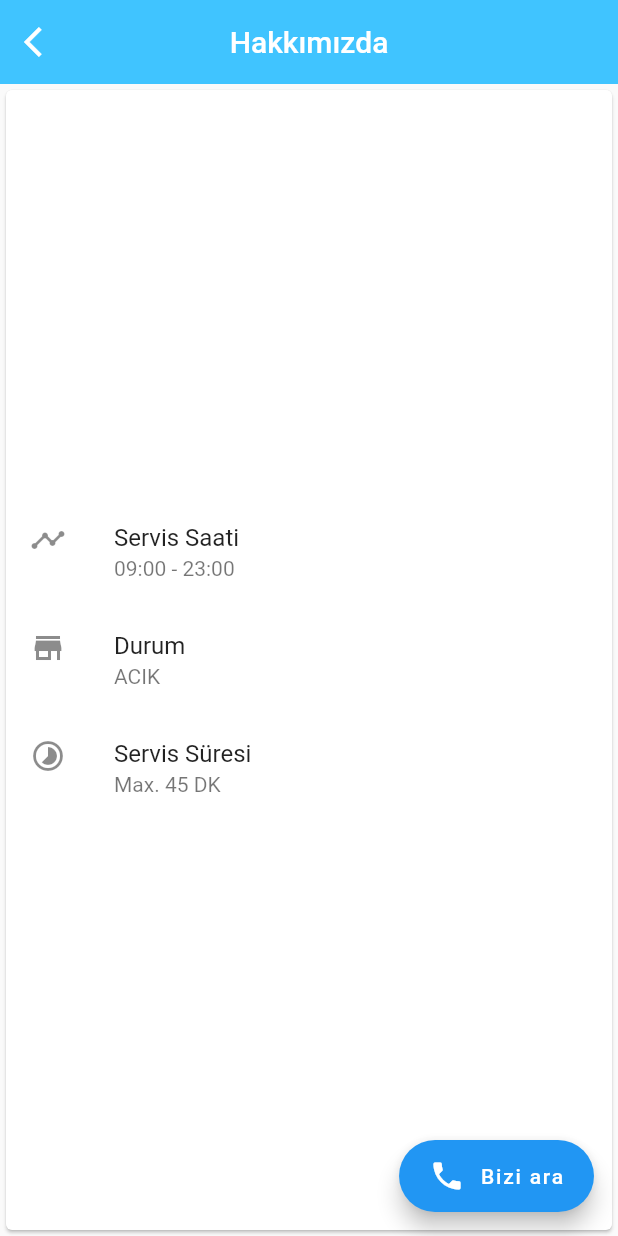
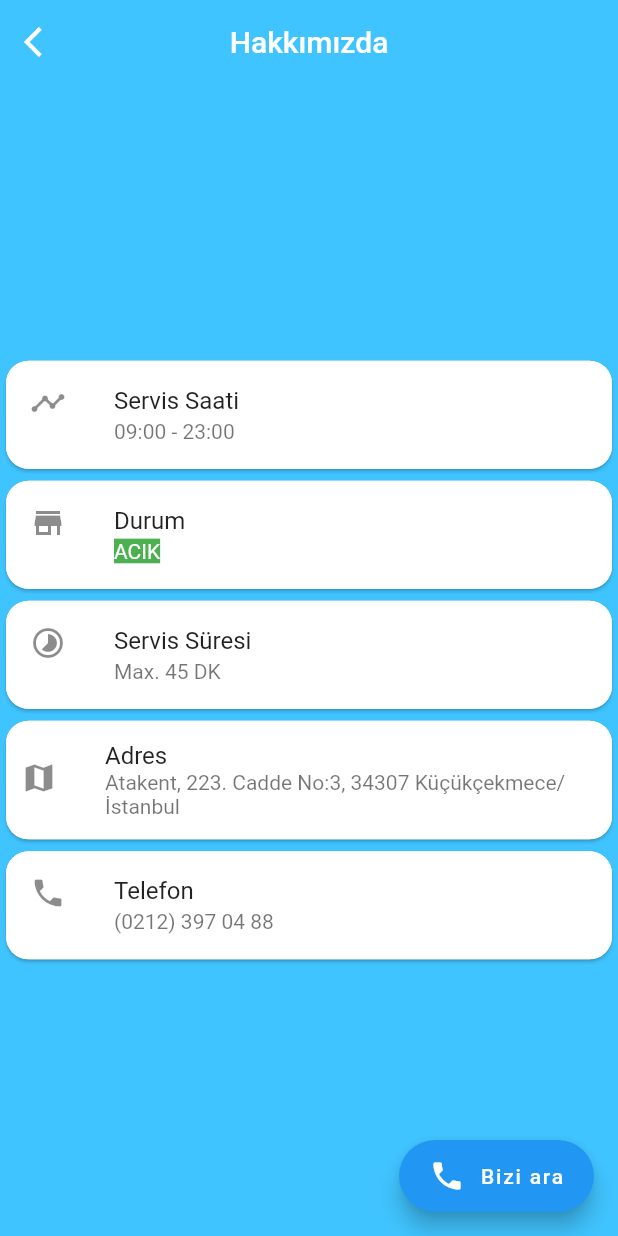
Before and after one commit to kubilaycakmak/doci_mutfak4, a Flutter app: the Info screen opened by its route, on a phone screen of 412 x 824 dp. Run offline on Flutter 3.47's test engine with Material 2 defaults, Android fonts, the phone set to English and light mode, and no system bars; our stand-ins replace bottom_navy_bar, connectivity, google_maps_flutter, rflutter_alert, shared_preferences, smooth_star_rating; missing offline and left inert: animated_splash; accounts and stored records are empty; network calls fail.

Commit message:
all done

```diff
--- a/lib/Screens/Home/info.dart
+++ b/lib/Screens/Home/info.dart
@@ -1,8 +1,13 @@
 import 'dart:async';
+import 'dart:ui';
+import 'package:flutter/cupertino.dart';
 import 'package:flutter/material.dart';
+import 'package:flutter/widgets.dart';
 import 'package:google_maps_flutter/google_maps_flutter.dart';
 import 'package:http/http.dart' as http;
 import 'dart:convert';
+import 'package:url_launcher/url_launcher.dart' as UrlLauncher;
+import 'package:url_launcher/url_launcher.dart';
 class Info extends StatefulWidget {
   Info({Key key}) : super(key: key);
 
@@ -11,7 +16,9 @@ class Info extends StatefulWidget {
 }
 
 class _InfoState extends State<Info> {
-
+  int number = 02123970488;
+  void call(String number) => launch("tel:$number");
+  void map(String url) => UrlLauncher.launch('url:$url');
   String googleMapsApiKey = 'AIzaSyDPmrcF0KrfLKnTd-zDjj4IqNF3_sYGap8';
   Completer<GoogleMapController> _controller = Completer();
   final String isOpen = 'http://68.183.222.16:8080/api/time/isopen';
@@ -43,8 +50,14 @@ class _InfoState extends State<Info> {
           print('aq');
         },
       child : Scaffold(
-        floatingActionButton: FloatingActionButton.extended(
-          onPressed: null,
+        floatingActionButton: Column(
+          mainAxisAlignment: MainAxisAlignment.end,
+          crossAxisAlignment: CrossAxisAlignment.end,
+          mainAxisSize: MainAxisSize.min,
+          textDirection: TextDirection.ltr,
+          children: <Widget>[
+            FloatingActionButton.extended(
+              onPressed: ()=> call('02123970488'),
               label: Container(
                 child: Row(
                   children: <Widget>[
@@ -54,6 +67,8 @@ class _InfoState extends State<Info> {
                   ],
                 ),
               ),
+            ),
+          ],
         ),
       appBar: AppBar(
         leading: IconButton(
@@ -66,7 +81,7 @@ class _InfoState extends State<Info> {
         centerTitle: true,
       ),
       body: Container(
-        child: Card(
+        color: Colors.lightBlueAccent,
           child: Column(
             crossAxisAlignment: CrossAxisAlignment.center,
             verticalDirection: VerticalDirection.down,
@@ -79,23 +94,78 @@ class _InfoState extends State<Info> {
 //                  _controller.complete(controller);
 //                }, initialCameraPosition: null,
 //              ),
-              ListTile(
+              Card(
+                shape: RoundedRectangleBorder(
+                  borderRadius: BorderRadius.circular(15.0),
+                  side: BorderSide(
+                    color: Colors.white,
+                    width: 2.0,
+                  ),
+                ),
+                child: ListTile(
                   leading: Icon(Icons.timeline),
                   title: Text('Servis Saati'),
                   subtitle: Text('09:00 - 23:00'),
                 ),
-              ListTile(
+              ),
+              Card(
+                shape: RoundedRectangleBorder(
+                  borderRadius: BorderRadius.circular(15.0),
+                  side: BorderSide(
+                    color: Colors.white,
+                    width: 2.0,
+                  ),
+                ),
+                child: ListTile(
                   leading: Icon(Icons.store),
                   title: Text('Durum'),
-                subtitle: isOpened == false ? Text('KAPALI') : Text('ACIK'),
+                  subtitle: isOpened == false ? Text('KAPALI', style: TextStyle(backgroundColor: Colors.red, color: Colors.white),) : Text('ACIK', style: TextStyle(backgroundColor: Colors.green, color: Colors.white),),
                 ),
-              ListTile(
+              ),
+              Card(
+                shape: RoundedRectangleBorder(
+                  borderRadius: BorderRadius.circular(15.0),
+                  side: BorderSide(
+                    color: Colors.white,
+                    width: 2.0,
+                  ),
+                ),
+                child: ListTile(
                   leading: Icon(Icons.timelapse),
                   title: Text('Servis Süresi'),
                   subtitle: Text('Max. 45 DK'),
                 ),
+              ),
+              Card(
+                shape: RoundedRectangleBorder(
+                  borderRadius: BorderRadius.circular(15.0),
+                  side: BorderSide(
+                    color: Colors.white,
+                    width: 2.0,
+                  ),
+                ),
+                child: ListTile(
+                  contentPadding: EdgeInsets.all(10),
+                  leading: Icon(Icons.map),
+                  title: Text('Adres'),
+                  subtitle: SelectableText('Atakent, 223. Cadde No:3, 34307 Küçükçekmece/İstanbul'),
+                ),
+              ),
+              Card(
+                shape: RoundedRectangleBorder(
+                  borderRadius: BorderRadius.circular(15.0),
+                  side: BorderSide(
+                    color: Colors.white,
+                    width: 2.0,
+                  ),
+                ),
+                child: ListTile(
+                  leading: Icon(Icons.phone),
+                  title: Text('Telefon'),
+                  subtitle: SelectableText('(0212) 397 04 88'),
+                ),
+              )
             ],
-            ),
             ),
           ),
       ),
--- a/lib/Screens/Home/last_orders.dart
+++ b/lib/Screens/Home/last_orders.dart
@@ -50,7 +50,6 @@ class _LastOrdersState extends State<LastOrders> {
         });
     if(response.statusCode == 200){
       if(response.body != null){
-        print('basarili');
         final item = json.decode(response.body);
         orderCount = item;
         return orderCount;
@@ -101,7 +100,6 @@ class _LastOrdersState extends State<LastOrders> {
           "authorization": key,
         });
     if(response.statusCode == 200){
-      print('basarili');
       final item = json.decode(response.body);
       orderCount = item;
       for(var i=0;i<orderCount.length;i++){
--- a/lib/Screens/Home/shop_cart.dart
+++ b/lib/Screens/Home/shop_cart.dart
@@ -401,10 +401,7 @@ class _EndOfTheShoppingCartState extends State<EndOfTheShoppingCart> {
        listId.add(id);
     }
     Order or = Order(listId, note.text, payment,_addressController.text);
-    print(or);
-    print(or.toJson());
     var body = JSON.jsonEncode(or.toJson());
-    print(body);
     var response = await http.post(Uri.encodeFull(orderCreate),
         headers: {
           "content-type" : "application/json",
@@ -412,8 +409,8 @@ class _EndOfTheShoppingCartState extends State<EndOfTheShoppingCart> {
           "authorization": key,
         },
         body: body);
-    print(response.body);
     if (response.statusCode == 201) {
+        print(' Response Body : ' + response.body);
         listItems.clear();
          Alert(
           type: AlertType.success,
--- a/pubspec.yaml
+++ b/pubspec.yaml
@@ -27,8 +27,7 @@ dependencies:
   titled_navigation_bar: ^3.5.0
   bloc: ^0.16.0
   flutter_bloc: ^0.22.0
-  # The following adds the Cupertino Icons font to your application.
-  # Use with the CupertinoIcons class for iOS style icons.
+  url_launcher: ^5.0.2
   cupertino_icons: ^0.1.2
   curved_navigation_bar: ^0.1.2
   bottom_navy_bar: 5.2.0
```
Also changed, not shown: lib/Common/expansion_tile.dart (added, +189 -0 lines), lib/Screens/Home/menu.dart (+5 -4 lines), pubspec.lock. Lines whose indentation alone changed are shown as unchanged.
